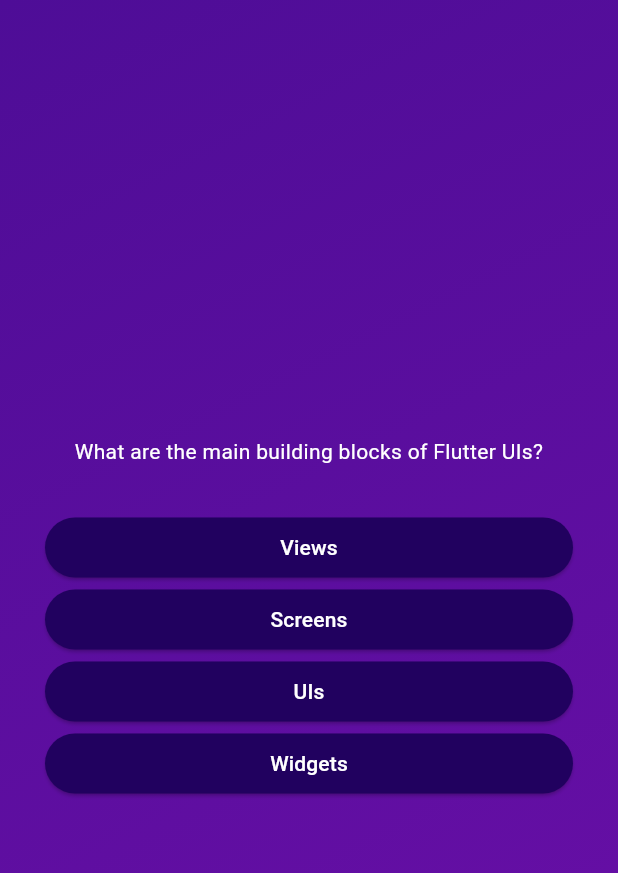
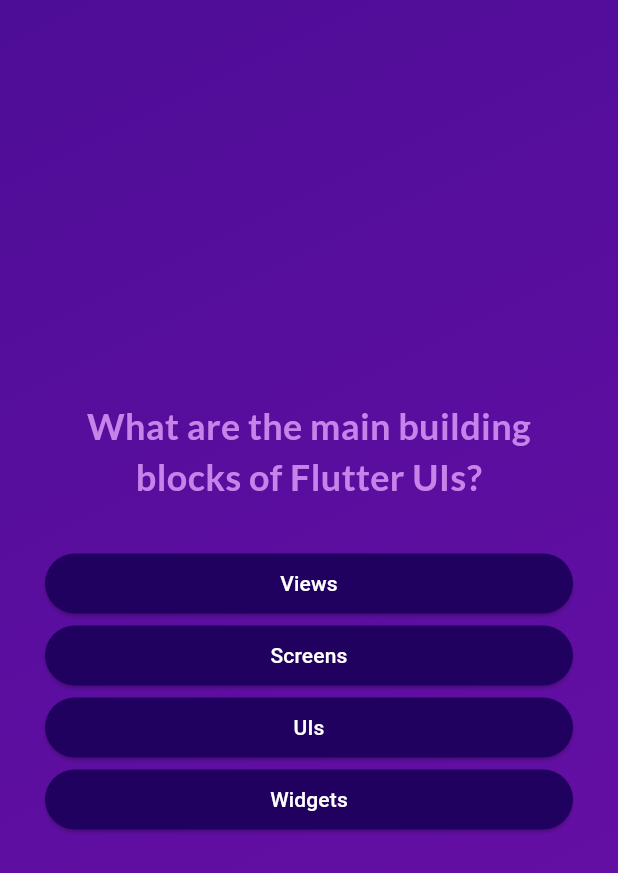
Before and after one commit to muticansel/quiz_game_flutter, a Flutter app: the screen it shows after launch, after a tap on "Start Quiz!", on a phone screen of 412 x 824 dp. Shown: the top 873 px of the screen. Run offline on Flutter 3.47's test engine with Material 3 defaults, Android fonts, the phone set to English and light mode, and no system bars; our stand-ins replace google_fonts.

Commit message:
chore: add some styling

```diff
--- a/lib/questions_screen.dart
+++ b/lib/questions_screen.dart
@@ -1,4 +1,5 @@
 import "package:flutter/material.dart";
+import "package:google_fonts/google_fonts.dart";
 
 import "package:quiz_game/answer_button.dart";
 import "package:quiz_game/data/questions.dart";
@@ -35,7 +36,11 @@ class _QuestionsScreenState extends State<QuestionsScreen> {
           children: [
             Text(
               currentQuestion.text,
-              style: const TextStyle(color: Colors.white),
+              style: GoogleFonts.lato(
+                color: const Color.fromARGB(255, 200, 131, 234),
+                fontSize: 24,
+                fontWeight: FontWeight.bold,
+              ),
               textAlign: TextAlign.center,
             ),
             const SizedBox(height: 30),
--- a/lib/start_screen.dart
+++ b/lib/start_screen.dart
@@ -1,4 +1,5 @@
 import 'package:flutter/material.dart';
+import 'package:google_fonts/google_fonts.dart';
 
 class StartScreen extends StatelessWidget {
   const StartScreen(this.startQuiz, {super.key});
@@ -17,11 +18,12 @@ class StartScreen extends StatelessWidget {
             color: const Color.fromARGB(100, 255, 255, 255),
           ),
           const SizedBox(height: 80),
-          const Text(
+          Text(
             'Learn Flutter with Muti!!!',
-            style: TextStyle(
-              color: Color.fromARGB(255, 237, 232, 252),
+            style: GoogleFonts.lato(
+              color: const Color.fromARGB(255, 200, 131, 234),
               fontSize: 24,
+              fontWeight: FontWeight.bold,
             ),
           ),
           const SizedBox(height: 30),
```
Also changed, not shown: 3 other files.
